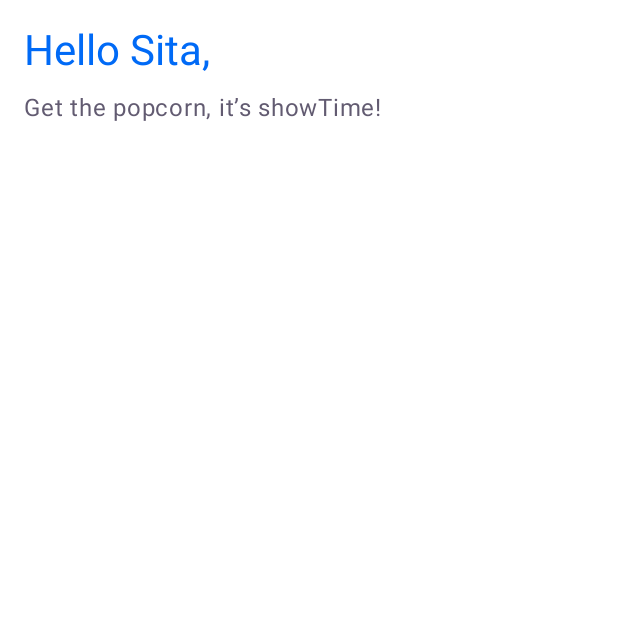
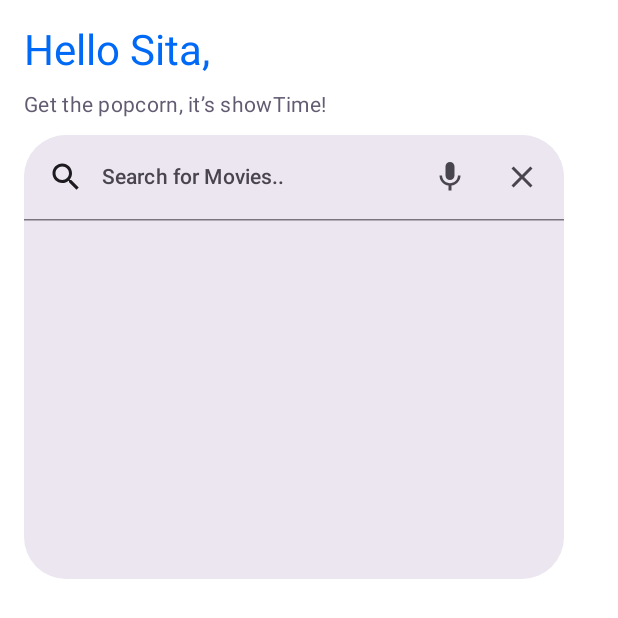
Before and after one commit to SIVA3161/ShowTime, an Android app built with Jetpack Compose: the @Preview function TopBarPreview, on a phone screen of 412 x 824 dp. Shown: the top 618 px of the screen. Run offline under Robolectric (Android 15) with nearby library versions, the phone set to English and light mode, and no system bars.

Commit message:
Search bar handled.
to focus : call query api when there is a user search query from the search bar

```diff
--- a/app/src/main/java/com/sivag/showtime/ui/components/SearchBar.kt
+++ b/app/src/main/java/com/sivag/showtime/ui/components/SearchBar.kt
@@ -1,40 +1,118 @@
 package com.sivag.showtime.ui.components
 
-import androidx.compose.foundation.layout.Column
-import androidx.compose.foundation.layout.fillMaxWidth
-import androidx.compose.foundation.layout.padding
-import androidx.compose.foundation.text.BasicTextField
-import androidx.compose.material3.MaterialTheme
+import android.util.Log
 import androidx.compose.material3.Text
 import androidx.compose.runtime.Composable
 import androidx.compose.ui.Modifier
+import androidx.compose.foundation.clickable
+import androidx.compose.foundation.layout.Row
+import androidx.compose.foundation.layout.wrapContentHeight
+import androidx.compose.material.icons.Icons
+import androidx.compose.material.icons.filled.Close
+import androidx.compose.material.icons.filled.Search
+import androidx.compose.material3.DockedSearchBar
+import androidx.compose.material3.ExperimentalMaterial3Api
+import androidx.compose.material3.Icon
+import androidx.compose.material3.IconButton
+import androidx.compose.material3.ListItem
+import androidx.compose.material3.MaterialTheme
+import androidx.compose.runtime.LaunchedEffect
+import androidx.compose.runtime.mutableStateOf
+import androidx.compose.runtime.remember
+import androidx.compose.runtime.getValue
+import androidx.compose.runtime.mutableStateListOf
+import androidx.compose.runtime.setValue
+import androidx.compose.ui.focus.FocusRequester
+import androidx.compose.ui.focus.focusRequester
+import androidx.compose.ui.platform.LocalSoftwareKeyboardController
+import androidx.compose.ui.res.painterResource
+import androidx.compose.ui.text.TextStyle
+import androidx.compose.ui.tooling.preview.Preview
+import androidx.compose.ui.unit.TextUnit
 import androidx.compose.ui.unit.dp
+import com.sivag.showtime.R
 
+@OptIn(ExperimentalMaterial3Api::class)
 @Composable
-fun SearchBar(
-    searchText: String,
-    onSearchTextChanged: (String) -> Unit,
-) {
-    Column {
-        BasicTextField(
-            value = searchText,
-            onValueChange = onSearchTextChanged,
-            singleLine = true,
-            textStyle = MaterialTheme.typography.bodyLarge,
-            modifier = Modifier
-                .fillMaxWidth()
-                .padding(8.dp),
-            decorationBox = { innerTextField ->
-                if (searchText.isEmpty()) {
-                    Text(
-                        text = "Search Your favourite Movie Here",
-                        color = MaterialTheme.colorScheme.primary,
-                        style = MaterialTheme.typography.bodyMedium,
-                        modifier = Modifier.padding(8.dp)
+fun DockedSearchBar(state: Boolean, closeClicked: () -> Unit) {
+    var query by remember { mutableStateOf("") }
+    var active by remember { mutableStateOf(false) }
+
+    val searchHistory = remember { mutableStateListOf<String>() }
+    val focusRequester = remember { FocusRequester() }
+    val keyboardController = LocalSoftwareKeyboardController.current
+
+    LaunchedEffect(state) {
+        Log.w("ShowTimeLog", "DockedSearchBar : before: state: $state ; active: $active")
+        active = state
+        Log.i("ShowTimeLog", "DockedSearchBar : after : state: $state ; active: $active")
+
+        if (active) {
+            focusRequester.requestFocus()
+            keyboardController?.show()
+        } else {
+            keyboardController?.hide()
+        }
+    }
+
+    DockedSearchBar(
+        query = query,
+        onQueryChange = { query = it },
+        onSearch = { newQuery ->
+            println("Performing search on query: $newQuery")
+            searchHistory.add(newQuery)
+        },
+        active = active,
+        onActiveChange = { active = it },
+        placeholder = {
+            Text(text = "Search for Movies..", style = MaterialTheme.typography.labelLarge)
+        },
+        leadingIcon = {
+            Icon(imageVector = Icons.Filled.Search, contentDescription = "Search")
+        },
+        trailingIcon = {
+            Row {
+                IconButton(onClick = { /* open mic dialog */ }) {
+                    Icon(painter = painterResource(R.drawable.ic_mic), contentDescription = "Mic")
+                }
+                if (active) {
+                    IconButton(
+                        onClick = {
+                            closeClicked()
+                            if (query.isNotEmpty()) {
+                                query = ""
+                            } else {
+                                active = false
+                            }
+                        }
+                    ) {
+                        Icon(imageVector = Icons.Filled.Close, contentDescription = "Close")
+                    }
+                }
+            }
+        },
+        modifier = Modifier.focusRequester(focusRequester)
+    ) {
+        searchHistory.takeLast(3).forEach { item ->
+            ListItem(
+                modifier = Modifier
+                    .wrapContentHeight()
+                    .clickable { query = item },
+                headlineContent = { Text(text = item) },
+                leadingContent = {
+                    Icon(
+                        painter = painterResource(R.drawable.ic_history),
+                        contentDescription = null
                     )
                 }
-                innerTextField()
-            }
-        )
+            )
+        }
     }
+
 }
+
+@Preview
+@Composable
+private fun SearchBarPreview() {
+    DockedSearchBar(true) { }
+}
--- a/app/src/main/java/com/sivag/showtime/ui/components/WelcomeHeader.kt
+++ b/app/src/main/java/com/sivag/showtime/ui/components/WelcomeHeader.kt
@@ -19,7 +19,7 @@ import androidx.compose.ui.unit.dp
 import com.sivag.showtime.R
 
 @Composable
-fun WelcomeHeader(name: String) {
+fun WelcomeHeader(name: String, showSearchBar: Boolean, searchCloseClicked: () -> Unit) {
 
     Row(
         modifier = Modifier
@@ -38,9 +38,17 @@ fun WelcomeHeader(name: String) {
             Text(
                 text = "Get the popcorn, it’s showTime!",
                 textAlign = TextAlign.Start,
-                style = MaterialTheme.typography.bodyLarge,
+                style = MaterialTheme.typography.bodyMedium,
                 color = MaterialTheme.colorScheme.secondary
             )
+
+            Spacer(modifier = Modifier.height(10.dp))
+
+            DockedSearchBar(state = showSearchBar) {
+                searchCloseClicked()
+            }
+
+            Spacer(modifier = Modifier.height(6.dp))
         }
     }
 }
@@ -50,6 +58,8 @@ fun WelcomeHeader(name: String) {
 @Composable
 private fun TopBarPreview() {
     Column {
-        WelcomeHeader("Sita")
+        WelcomeHeader("Sita", true) {
+
+        }
     }
 }
--- a/app/src/main/java/com/sivag/showtime/utils/ComposableExtension.kt
+++ b/app/src/main/java/com/sivag/showtime/utils/ComposableExtension.kt
@@ -4,14 +4,15 @@ import androidx.compose.foundation.lazy.LazyListState
 import androidx.compose.runtime.Composable
 import androidx.compose.runtime.derivedStateOf
 import androidx.compose.runtime.getValue
+import androidx.compose.runtime.mutableIntStateOf
 import androidx.compose.runtime.mutableStateOf
 import androidx.compose.runtime.remember
 import androidx.compose.runtime.setValue
 
 @Composable
 fun LazyListState.isScrollingUp(): Boolean {
-    var previousIndex by remember(this) { mutableStateOf(firstVisibleItemIndex) }
-    var previousScrollOffset by remember(this) { mutableStateOf(firstVisibleItemScrollOffset) }
+    var previousIndex by remember(this) { mutableIntStateOf(firstVisibleItemIndex) }
+    var previousScrollOffset by remember(this) { mutableIntStateOf(firstVisibleItemScrollOffset) }
     return remember(this) {
         derivedStateOf {
             if (previousIndex != firstVisibleItemIndex) {
--- /dev/null
+++ b/app/src/main/res/drawable/ic_history.xml
@@ -0,0 +1,5 @@
+<vector xmlns:android="http://schemas.android.com/apk/res/android" android:height="24dp" android:tint="#000000" android:viewportHeight="24" android:viewportWidth="24" android:width="24dp">
+
+    <path android:fillColor="@android:color/white" android:pathData="M13,3c-4.97,0 -9,4.03 -9,9L1,12l3.89,3.89 0.07,0.14L9,12L6,12c0,-3.87 3.13,-7 7,-7s7,3.13 7,7 -3.13,7 -7,7c-1.93,0 -3.68,-0.79 -4.94,-2.06l-1.42,1.42C8.27,19.99 10.51,21 13,21c4.97,0 9,-4.03 9,-9s-4.03,-9 -9,-9zM12,8v5l4.28,2.54 0.72,-1.21 -3.5,-2.08L13.5,8L12,8z"/>
+
+</vector>
--- /dev/null
+++ b/app/src/main/res/drawable/ic_mic.xml
@@ -0,0 +1,5 @@
+<vector xmlns:android="http://schemas.android.com/apk/res/android" android:height="24dp" android:tint="#000000" android:viewportHeight="24" android:viewportWidth="24" android:width="24dp">
+
+    <path android:fillColor="@android:color/white" android:pathData="M12,14c1.66,0 2.99,-1.34 2.99,-3L15,5c0,-1.66 -1.34,-3 -3,-3S9,3.34 9,5v6c0,1.66 1.34,3 3,3zM17.3,11c0,3 -2.54,5.1 -5.3,5.1S6.7,14 6.7,11L5,11c0,3.41 2.72,6.23 6,6.72L11,21h2v-3.28c3.28,-0.48 6,-3.3 6,-6.72h-1.7z"/>
+
+</vector>
--- a/gradle/libs.versions.toml
+++ b/gradle/libs.versions.toml
@@ -1,5 +1,5 @@
 [versions]
-agp = "8.5.0"
+agp = "8.5.2"
 coilCompose = "2.7.0"
 kotlin = "2.0.0"
 coreKtx = "1.13.1"
```
Also changed, not shown: app/src/main/java/com/sivag/showtime/ui/screens/HomeScreen.kt (+9 -6 lines), 4 other files.
